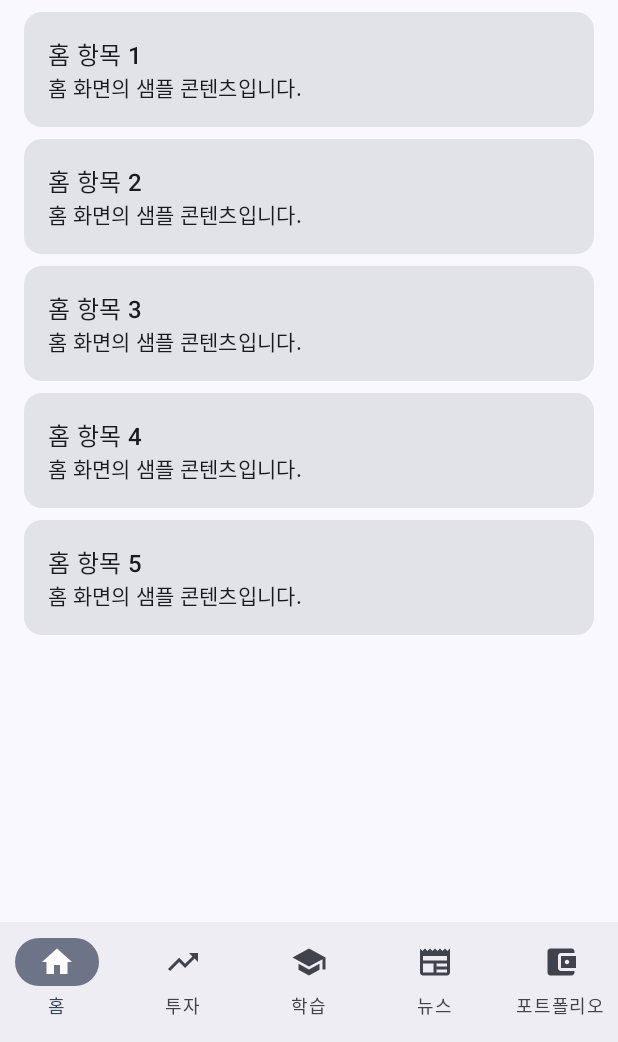
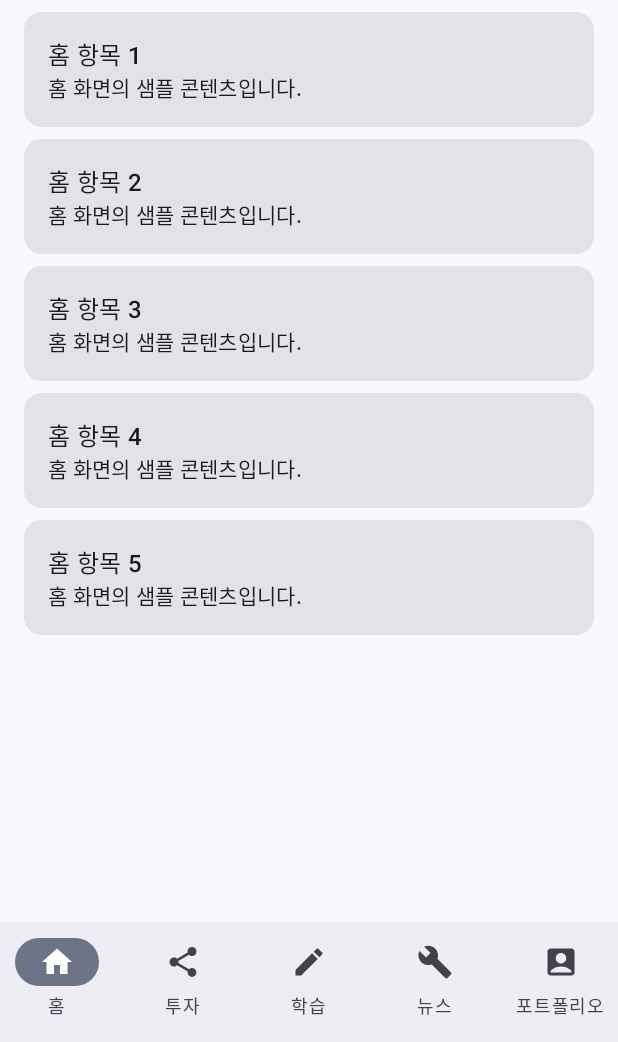
Before and after one commit to chomuG/LAGO, an Android app built with Jetpack Compose: the screen it shows after launch (MainActivity), on a phone screen of 412 x 824 dp, the part 194-1236 px from its top. Run offline under Robolectric (Android 15) with nearby library versions, the phone set to English and light mode, and no system bars; our stand-ins replace Dagger/Hilt's generated code.

Commit message:
chore : 초기 세팅 에러 해결

```diff
--- a/android/LAGO/app/build.gradle.kts
+++ b/android/LAGO/app/build.gradle.kts
@@ -3,6 +3,7 @@ plugins {
     alias(libs.plugins.kotlin.android)
     alias(libs.plugins.kotlin.kapt)
     alias(libs.plugins.dagger.hilt.android)
+    alias(libs.plugins.compose.compiler)
 }
 
 android {
@@ -38,9 +39,7 @@ android {
     buildFeatures {
         compose = true
     }
-    composeOptions {
-        kotlinCompilerExtensionVersion = "1.5.8"
-    }
+
 }
 
 dependencies {
--- a/android/LAGO/app/src/main/java/com/lago/app/MainActivity.kt
+++ b/android/LAGO/app/src/main/java/com/lago/app/MainActivity.kt
@@ -40,9 +40,11 @@ fun LagoApp() {
             bottomBar = {
                 BottomNavigationBar(navController = navController)
             }
-        ) { innerPadding ->
+        )
+        { innerPadding ->
             NavGraph(
-                navController = navController
+                navController = navController,
+                modifier = Modifier.padding(innerPadding)
             )
         }
     }
--- a/android/LAGO/app/src/main/java/com/lago/app/data/local/Converters.kt
+++ b/android/LAGO/app/src/main/java/com/lago/app/data/local/Converters.kt
@@ -1,18 +1,23 @@
 package com.lago.app.data.local
 
+import android.os.Build
+import androidx.annotation.RequiresApi
 import androidx.room.TypeConverter
 import java.time.LocalDateTime
 import java.time.format.DateTimeFormatter
 
 class Converters {
 
+    @RequiresApi(Build.VERSION_CODES.O)
     private val formatter = DateTimeFormatter.ISO_LOCAL_DATE_TIME
 
+    @RequiresApi(Build.VERSION_CODES.O)
     @TypeConverter
     fun fromLocalDateTime(dateTime: LocalDateTime?): String? {
         return dateTime?.format(formatter)
     }
 
+    @RequiresApi(Build.VERSION_CODES.O)
     @TypeConverter
     fun toLocalDateTime(dateTimeString: String?): LocalDateTime? {
         return dateTimeString?.let {
--- a/android/LAGO/app/src/main/java/com/lago/app/di/DatabaseModule.kt
+++ b/android/LAGO/app/src/main/java/com/lago/app/di/DatabaseModule.kt
@@ -2,6 +2,7 @@ package com.lago.app.di
 
 import android.content.Context
 import androidx.room.Room
+import com.lago.app.data.local.LagoDatabase
 import dagger.Module
 import dagger.Provides
 import dagger.hilt.InstallIn
--- a/android/LAGO/app/src/main/java/com/lago/app/domain/entity/User.kt
+++ b/android/LAGO/app/src/main/java/com/lago/app/domain/entity/User.kt
@@ -1,8 +1,12 @@
 package com.lago.app.domain.entity
 
+import androidx.room.Entity
+import androidx.room.PrimaryKey
 import java.time.LocalDateTime
 
+@Entity(tableName = "users")
 data class User(
+    @PrimaryKey
     val id: String,
     val email: String,
     val name: String,
--- a/android/LAGO/app/src/main/java/com/lago/app/presentation/navigation/NavGraph.kt
+++ b/android/LAGO/app/src/main/java/com/lago/app/presentation/navigation/NavGraph.kt
@@ -6,13 +6,17 @@ import androidx.navigation.compose.NavHost
 import androidx.navigation.compose.composable
 import com.lago.app.presentation.ui.*
 
+import androidx.compose.ui.Modifier
+
 @Composable
 fun NavGraph(
-    navController: NavHostController
+    navController: NavHostController,
+    modifier: Modifier = Modifier
 ) {
     NavHost(
         navController = navController,
-        startDestination = NavigationItem.Home.route
+        startDestination = NavigationItem.Home.route,
+        modifier = modifier
     ) {
         composable(NavigationItem.Home.route) {
             HomeScreen()
--- a/android/LAGO/app/src/main/java/com/lago/app/presentation/navigation/NavigationItem.kt
+++ b/android/LAGO/app/src/main/java/com/lago/app/presentation/navigation/NavigationItem.kt
@@ -18,25 +18,25 @@ sealed class NavigationItem(
     object Investment : NavigationItem(
         route = "investment",
         title = "투자",
-        icon = Icons.Default.TrendingUp
+        icon = Icons.Default.Share
     )
 
     object Learn : NavigationItem(
         route = "learn",
         title = "학습",
-        icon = Icons.Default.School
+        icon = Icons.Default.Edit
     )
 
     object News : NavigationItem(
         route = "news",
         title = "뉴스",
-        icon = Icons.Default.Newspaper
+        icon = Icons.Default.Build
     )
 
     object Portfolio : NavigationItem(
         route = "portfolio",
         title = "포트폴리오",
-        icon = Icons.Default.AccountBalanceWallet
+        icon = Icons.Default.AccountBox
     )
 }
 
--- a/android/LAGO/gradle/libs.versions.toml
+++ b/android/LAGO/gradle/libs.versions.toml
@@ -26,3 +26,4 @@ android-application = { id = "com.android.application", version.ref = "agp" }
 kotlin-android = { id = "org.jetbrains.kotlin.android", version.ref = "kotlin" }
 kotlin-kapt = { id = "org.jetbrains.kotlin.kapt", version.ref = "kotlin" }
 dagger-hilt-android = { id = "com.google.dagger.hilt.android", version.ref = "hilt" }
+compose-compiler = { id = "org.jetbrains.kotlin.plugin.compose", version.ref = "kotlin" }
```
Also changed, not shown: android/LAGO/app/src/main/java/com/lago/app/data/local/LagoDatabase.kt (+4 -4 lines), android/LAGO/app/src/main/java/com/lago/app/data/local/UserDao.kt (added, +16 -0 lines), android/LAGO/app/src/main/java/com/lago/app/di/RepositoryModule.kt (+7 -7 lines).
